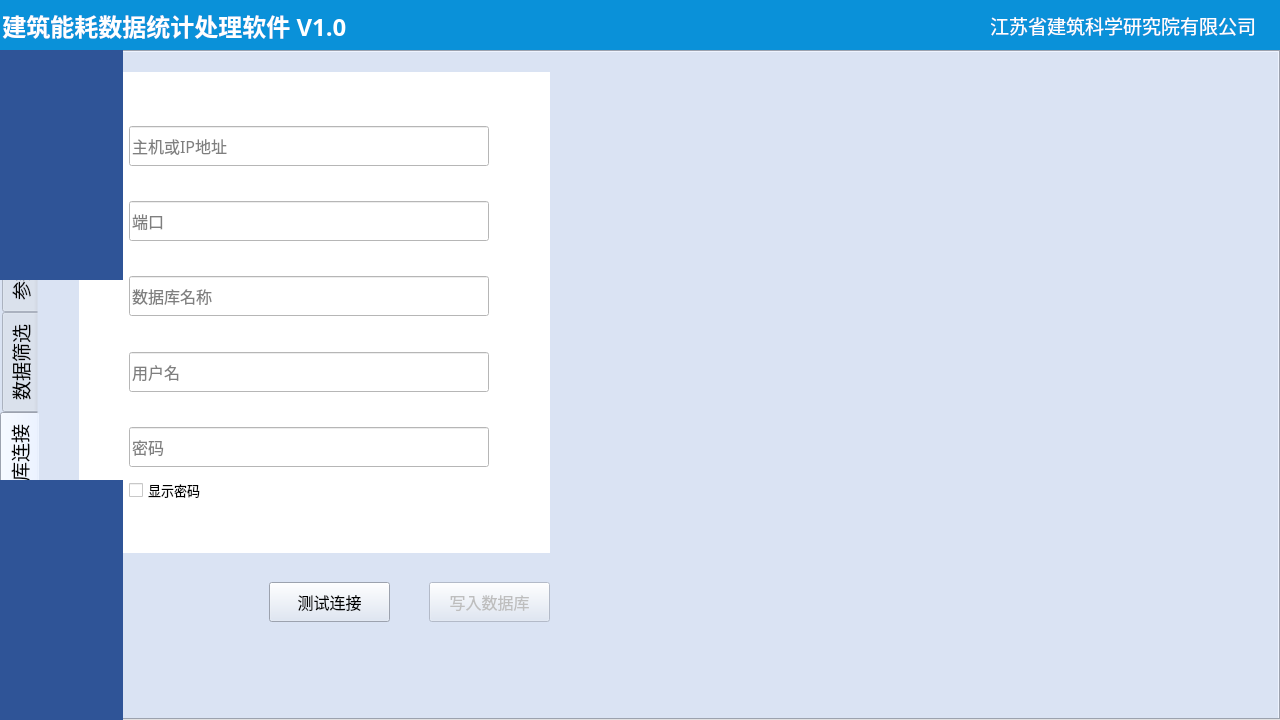
ounie-os/project01-pyqt-js-hw, file skeleton.ui: the form before one commit.
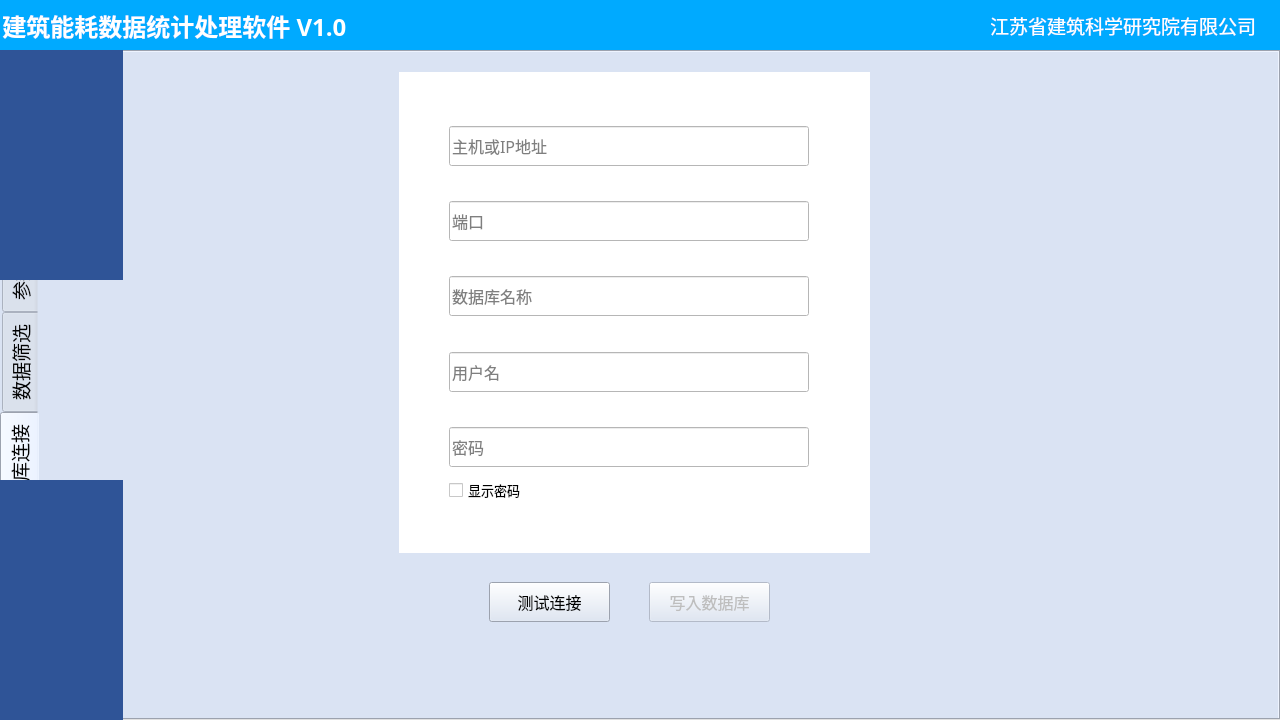
The form after the commit. The open tabs and pages were chosen to show the change. Icons and pictures are not drawn.

Diff of the .ui file:
```diff
--- a/skeleton.ui
+++ b/skeleton.ui
@@ -35,7 +35,7 @@
     </rect>
    </property>
    <property name="styleSheet">
-    <string notr="true">background-color: rgb(10, 145, 217);</string>
+    <string notr="true">background-color: rgb(0, 170, 255);</string>
    </property>
    <widget class="QLabel" name="label_46">
     <property name="geometry">
@@ -3182,7 +3182,7 @@
     <widget class="QWidget" name="widget_10" native="true">
      <property name="geometry">
       <rect>
-       <x>40</x>
+       <x>360</x>
        <y>20</y>
        <width>471</width>
        <height>481</height>
@@ -3333,7 +3333,7 @@
      </property>
      <property name="geometry">
       <rect>
-       <x>230</x>
+       <x>450</x>
        <y>530</y>
        <width>121</width>
        <height>40</height>
@@ -3355,7 +3355,7 @@
      </property>
      <property name="geometry">
       <rect>
-       <x>390</x>
+       <x>610</x>
        <y>530</y>
        <width>121</width>
        <height>40</height>
@@ -3383,7 +3383,7 @@
     </rect>
    </property>
    <property name="styleSheet">
-    <string notr="true">background-color: rgb(0, 150, 209);</string>
+    <string notr="true">background-color: rgb(0, 170, 255);</string>
    </property>
   </widget>
   <widget class="QWidget" name="widget_17" native="true">
```
Left out of the diff: 5 changed lines with no effect on the pictures.
